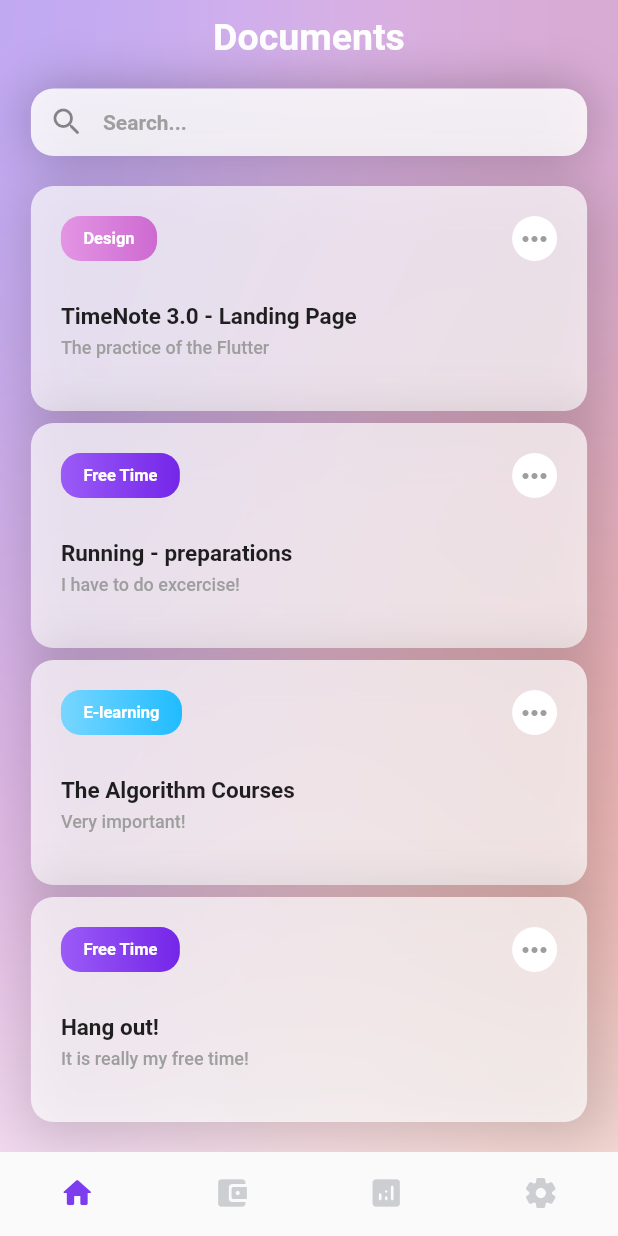
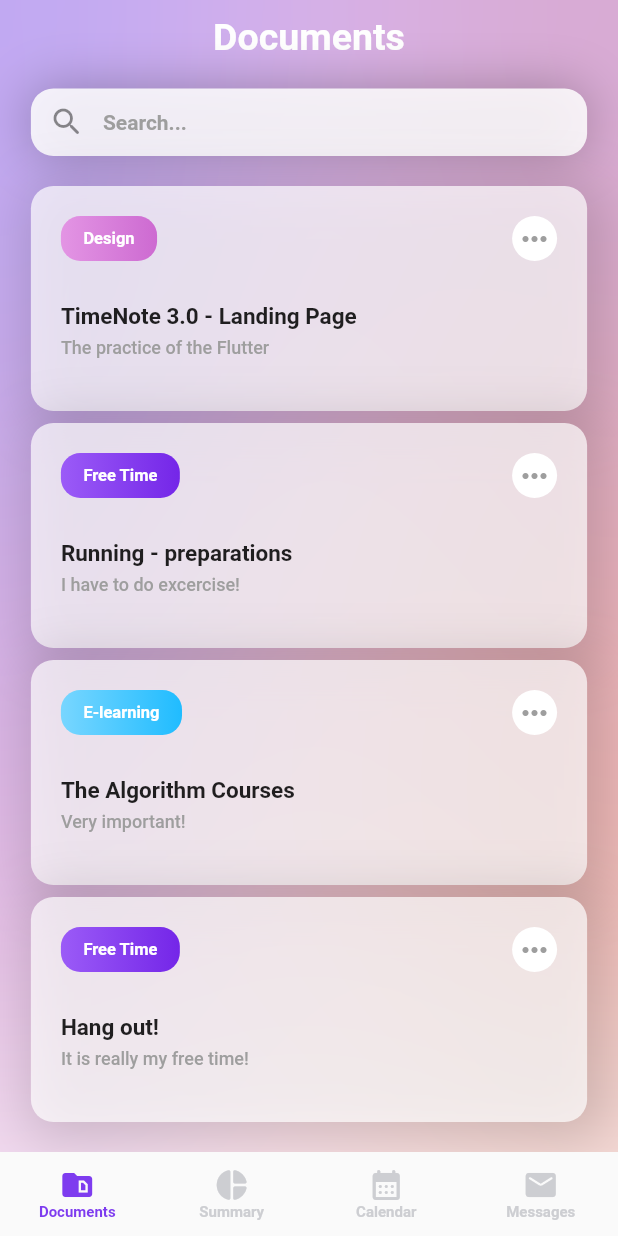
Before and after one commit to JeEonPark/FlutterUIStudy, a Flutter app: the screen it shows after launch, on a phone screen of 412 x 824 dp. Run offline on Flutter 3.47's test engine with Material 2 defaults, Android fonts, the phone set to English and light mode, and no system bars.

Commit message:
const issue

```diff
--- a/lib/screens/time_note_transparent_page.dart
+++ b/lib/screens/time_note_transparent_page.dart
@@ -38,6 +38,10 @@ class _TimeNoteTransparentPageState extends State<TimeNoteTransparentPage> {
           ),
           child: ClipRRect(
             child: BottomNavigationBar(
+              selectedFontSize: 10,
+              unselectedFontSize: 10,
+              selectedLabelStyle: const TextStyle(fontWeight: FontWeight.w700),
+              unselectedLabelStyle: const TextStyle(fontWeight: FontWeight.w700),
               type: BottomNavigationBarType.fixed,
               currentIndex: _currentIndex,
               onTap: (index) {
@@ -45,24 +49,22 @@ class _TimeNoteTransparentPageState extends State<TimeNoteTransparentPage> {
                   _currentIndex = index;
                 });
               },
-              showSelectedLabels: false,
-              showUnselectedLabels: false,
               items: const [
                 BottomNavigationBarItem(
-                  icon: Icon(Icons.home_rounded),
-                  label: "home",
+                  icon: Icon(Icons.snippet_folder),
+                  label: "Documents",
                 ),
                 BottomNavigationBarItem(
-                  icon: Icon(Icons.account_balance_wallet_rounded),
-                  label: "Wallet",
+                  icon: Icon(Icons.pie_chart_rounded),
+                  label: "Summary",
                 ),
                 BottomNavigationBarItem(
-                  icon: Icon(Icons.analytics_rounded),
-                  label: "Statistic",
+                  icon: Icon(Icons.calendar_month_rounded),
+                  label: "Calendar",
                 ),
                 BottomNavigationBarItem(
-                  icon: Icon(Icons.settings_rounded),
-                  label: "Settings",
+                  icon: Icon(Icons.mail_rounded),
+                  label: "Messages",
                 ),
               ],
             ),
@@ -142,7 +144,7 @@ class _TimeNoteTransparentPageState extends State<TimeNoteTransparentPage> {
                       ),
                     ),
                   ),
-                  SizedBox(height: 20),
+                  const SizedBox(height: 20),
                   SizedBox(
                     width: _width * 0.9,
                     child: _createDocument(0, "Design", "TimeNote 3.0 - Landing Page", "The practice of the Flutter"),
@@ -266,7 +268,7 @@ Widget _createDocument(int colorIndexNum, String category, String title, String
           const SizedBox(height: 28),
           Text(
             title,
-            style: TextStyle(
+            style: const TextStyle(
               fontWeight: FontWeight.w700,
               fontSize: 15,
             ),
@@ -274,7 +276,7 @@ Widget _createDocument(int colorIndexNum, String category, String title, String
           const SizedBox(height: 5),
           Text(
             description,
-            style: TextStyle(
+            style: const TextStyle(
               fontWeight: FontWeight.w500,
               fontSize: 12,
               color: Colors.grey,
```
